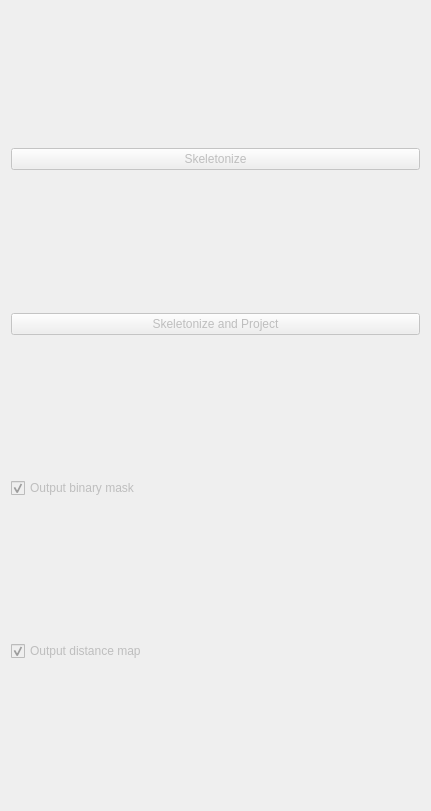
This is Plugins/org.mitk.gui.qt.diffusionimaging/src/internal/QmitkTbssSkeletonizationViewControls.ui in MITK/MITK as Qt 5 draws it before an edit. The edited form follows.
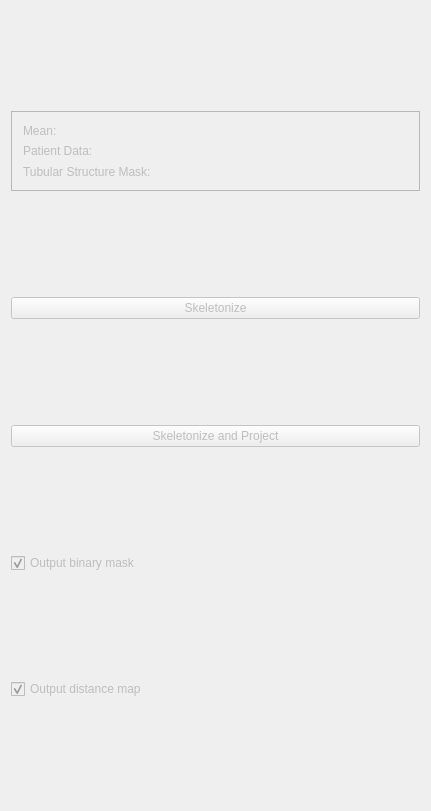
This is the edited form.

The edit to the form file:
```diff
--- a/Plugins/org.mitk.gui.qt.diffusionimaging/src/internal/QmitkTbssSkeletonizationViewControls.ui
+++ b/Plugins/org.mitk.gui.qt.diffusionimaging/src/internal/QmitkTbssSkeletonizationViewControls.ui
@@ -20,6 +20,60 @@
    <string>QmitkTemplate</string>
   </property>
   <layout class="QVBoxLayout" name="verticalLayout_9">
+   <item>
+    <widget class="QFrame" name="frame">
+     <property name="sizePolicy">
+      <sizepolicy hsizetype="Preferred" vsizetype="Fixed">
+       <horstretch>0</horstretch>
+       <verstretch>0</verstretch>
+      </sizepolicy>
+     </property>
+     <property name="minimumSize">
+      <size>
+       <width>0</width>
+       <height>80</height>
+      </size>
+     </property>
+     <property name="frameShape">
+      <enum>QFrame::StyledPanel</enum>
+     </property>
+     <property name="frameShadow">
+      <enum>QFrame::Raised</enum>
+     </property>
+     <layout class="QVBoxLayout" name="verticalLayout">
+      <item>
+       <widget class="QLabel" name="m_MeanLabel">
+        <property name="enabled">
+         <bool>false</bool>
+        </property>
+        <property name="text">
+         <string>Mean:</string>
+        </property>
+       </widget>
+      </item>
+      <item>
+       <widget class="QLabel" name="m_PatientDataLabel">
+        <property name="enabled">
+         <bool>false</bool>
+        </property>
+        <property name="text">
+         <string>Patient Data:</string>
+        </property>
+       </widget>
+      </item>
+      <item>
+       <widget class="QLabel" name="m_TubularName">
+        <property name="enabled">
+         <bool>false</bool>
+        </property>
+        <property name="text">
+         <string>Tubular Structure Mask:</string>
+        </property>
+       </widget>
+      </item>
+     </layout>
+    </widget>
+   </item>
    <item>
     <widget class="QPushButton" name="m_Skeletonize">
      <property name="enabled">
```
